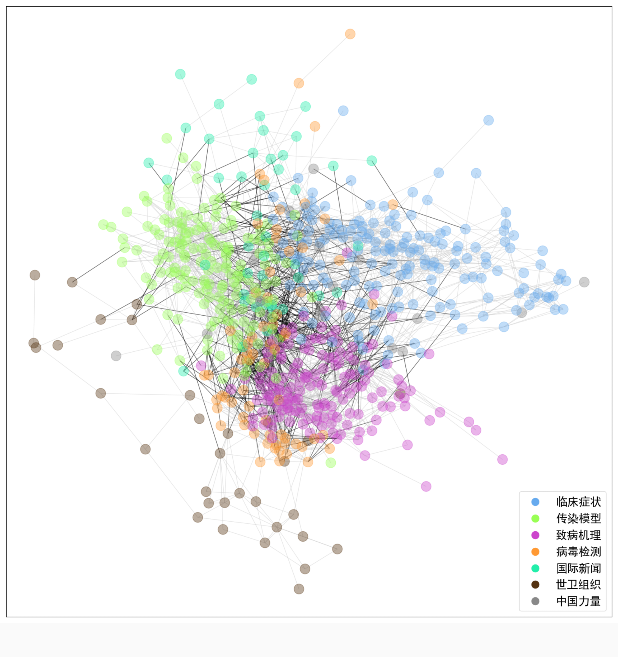
After one commit to Guangxuan-Xiao/COVID-19-News-App, an Android app: the fragment ClusterResultFragment shown on its own in the app's theme, on a phone screen of 412 x 824 dp. The commit adds this screen. Shown: the top 657 px of the screen. Run offline under Robolectric (Android 15) with nearby library versions, the phone set to English and light mode, and no system bars; our stand-ins replace ButterKnife.

Commit message:
cluster styling

```diff
--- a/app/src/main/java/com/java/yangjianke/ui/expert/ExpertDetailsActivity.java
+++ b/app/src/main/java/com/java/yangjianke/ui/expert/ExpertDetailsActivity.java
@@ -18,7 +18,7 @@ import java.util.ArrayList;
 
 public class ExpertDetailsActivity extends AppCompatActivity {
 
-    @BindView(R.id.toolbar)
+    @BindView(R.id.toolbarExpertDetail)
     Toolbar toolbar;
     @BindView(R.id.avatar)
     ImageView avatar;
--- /dev/null
+++ b/app/src/main/java/com/java/yangjianke/ui/slideshow/ClusterResultFragment.java
@@ -0,0 +1,28 @@
+package com.java.yangjianke.ui.slideshow;
+
+import android.graphics.Bitmap;
+import android.os.Bundle;
+import android.view.LayoutInflater;
+import android.view.View;
+import android.view.ViewGroup;
+import android.widget.ImageView;
+import androidx.fragment.app.Fragment;
+import butterknife.BindView;
+import com.java.yangjianke.R;
+
+public class ClusterResultFragment extends Fragment {
+    @BindView(R.id.imageview_cluster)
+    ImageView mImg;
+
+    @Override
+    public void onCreate(Bundle savedInstanceState) {
+        super.onCreate(savedInstanceState);
+    }
+
+    @Override
+    public View onCreateView(LayoutInflater inflater, ViewGroup container, Bundle savedInstanceState) {
+        View view = inflater.inflate(R.layout.fragment_cluster_result, container, false);
+        return view;
+    }
+
+}
--- a/app/src/main/res/layout/activity_expert_detail.xml
+++ b/app/src/main/res/layout/activity_expert_detail.xml
@@ -27,7 +27,7 @@
                         app:layout_scrollFlags="scroll|exitUntilCollapsed">
 
                     <androidx.appcompat.widget.Toolbar
-                            android:id="@+id/toolbarEntityDetail"
+                            android:id="@+id/toolbarExpertDetail"
                             android:layout_width="match_parent"
                             android:layout_height="?attr/actionBarSize"
                             app:layout_collapseMode="pin"
--- /dev/null
+++ b/app/src/main/res/layout/fragment_cluster_result.xml
@@ -0,0 +1,14 @@
+<?xml version="1.0" encoding="utf-8"?>
+<LinearLayout xmlns:android="http://schemas.android.com/apk/res/android"
+              android:orientation="vertical" android:layout_width="match_parent"
+              android:layout_height="match_parent">
+    <ImageView
+            android:id="@+id/imageview_cluster"
+            android:layout_width="match_parent"
+            android:layout_height="415dp"
+            android:src="@drawable/cluster"
+            android:layout_gravity="center"
+            android:scaleType="fitXY"
+    />
+
+</LinearLayout>
--- a/app/src/main/res/layout/fragment_expert.xml
+++ b/app/src/main/res/layout/fragment_expert.xml
@@ -22,12 +22,6 @@
                     android:layout_width="match_parent"
                     android:layout_height="wrap_content" android:layout_weight="0.12"
                     android:background="@color/colorPrimary"/>
-            <ImageView
-                    android:layout_width="match_parent"
-                    android:layout_height="match_parent" app:srcCompat="@drawable/ic_menu_news"
-                    android:id="@+id/More_Column"
-                    android:layout_weight="1" android:background="@color/colorPrimary"
-                    android:contentDescription="Add channel"/>
         </LinearLayout>
     </com.google.android.material.appbar.AppBarLayout>
 
```
Also changed, not shown: app/src/main/java/com/java/yangjianke/ui/expert/ExpertClassFragment.java (+14 -2 lines), app/src/main/java/com/java/yangjianke/ui/expert/ExpertFragment.java (+3 -23 lines), app/src/main/java/com/java/yangjianke/ui/slideshow/SlideshowFragment.java (+5 -6 lines), app/src/main/res/layout/fragment_slideshow.xml (+5 -23 lines).
